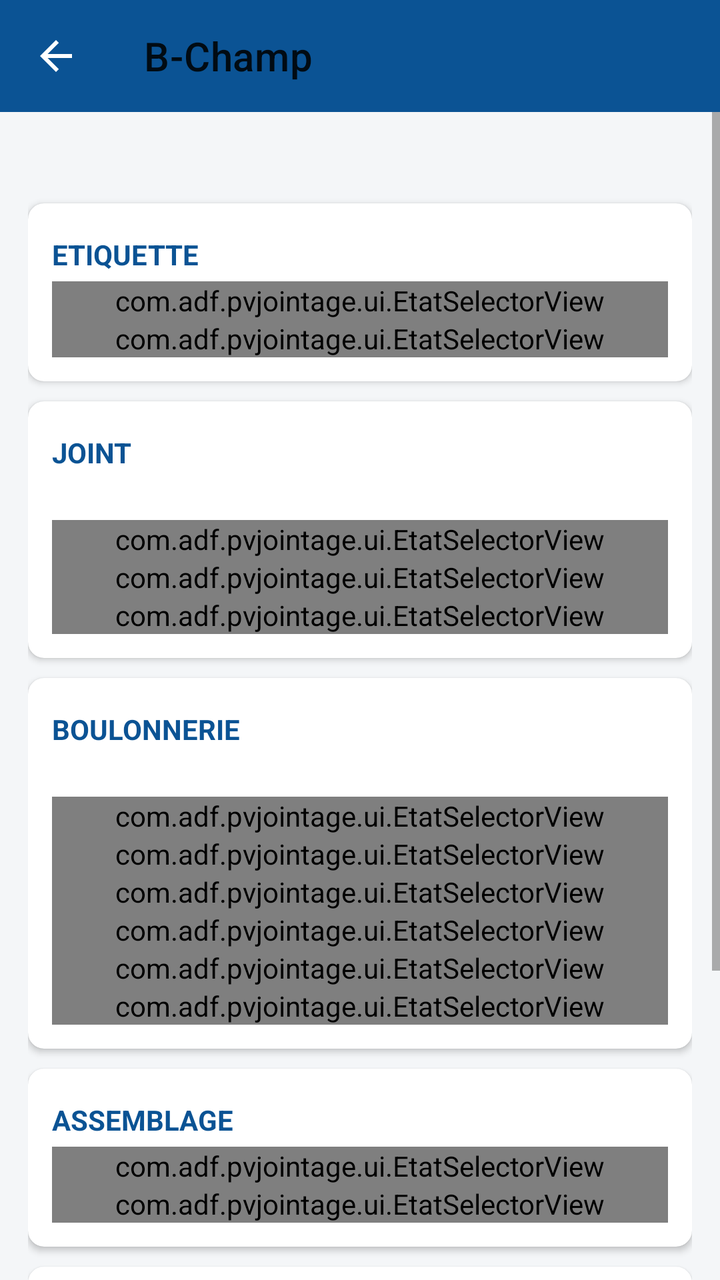
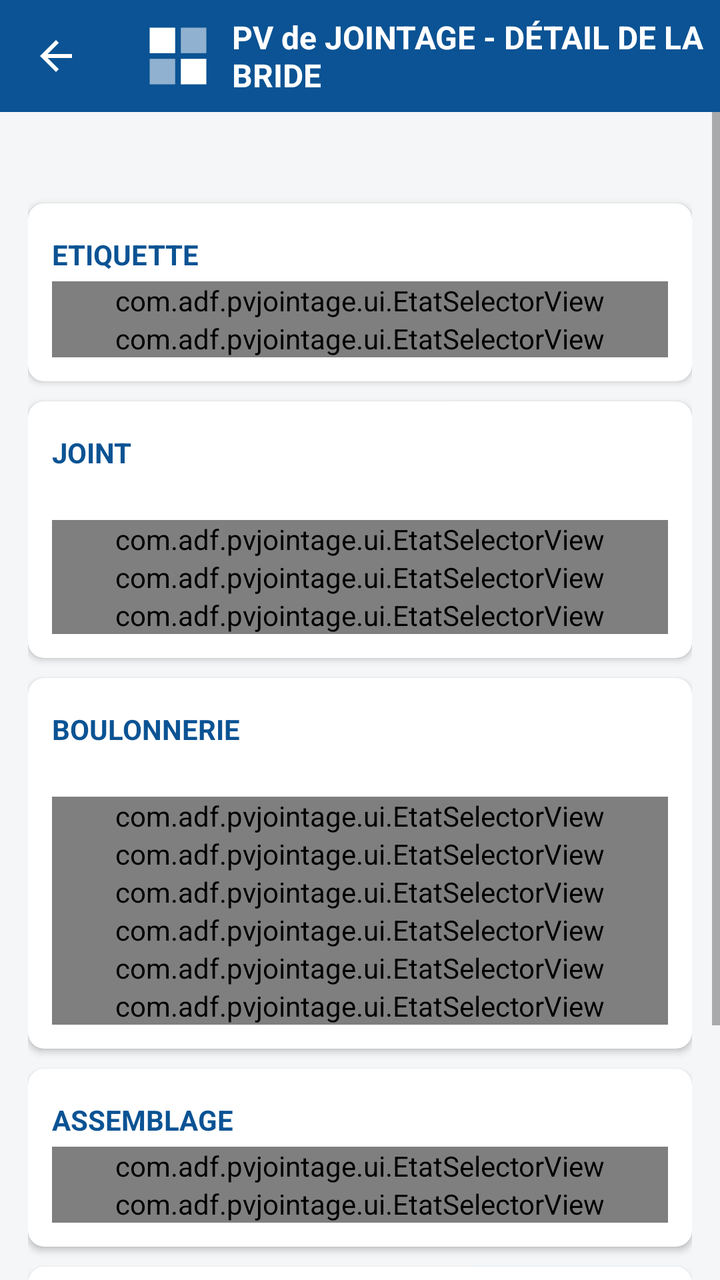

Screens rendered from an Android XML layout before and after an edit, with the pre-edit source and the edit as a unified diff.
<!-- AndroidManifest.xml: application theme Theme.PVJointage -->
<!-- res/layout/activity_champ.xml -->
<?xml version="1.0" encoding="utf-8"?>
<LinearLayout xmlns:android="http://schemas.android.com/apk/res/android"
    xmlns:app="http://schemas.android.com/apk/res-auto"
    android:layout_width="match_parent"
    android:layout_height="match_parent"
    android:orientation="vertical"
    android:background="@color/background">

    <com.google.android.material.appbar.MaterialToolbar
        android:id="@+id/toolbar"
        android:layout_width="match_parent"
        android:layout_height="?attr/actionBarSize"
        android:background="@color/primary"
        android:titleTextColor="@color/white"
        app:title="@string/title_champ"
        app:navigationIcon="@drawable/ic_back"
        app:navigationIconTint="@color/white" />

    <ScrollView
        android:layout_width="match_parent"
        android:layout_height="0dp"
        android:layout_weight="1">

        <LinearLayout
            android:layout_width="match_parent"
            android:layout_height="wrap_content"
            android:orientation="vertical"
            android:padding="14dp">

            <TextView
                android:id="@+id/tvContexte"
                android:layout_width="match_parent"
                android:layout_height="wrap_content"
                android:textStyle="bold"
                android:textSize="16sp"
                android:textColor="@color/primary_dark"
                android:layout_marginBottom="10dp"/>

            
            <androidx.cardview.widget.CardView android:layout_width="match_parent" android:layout_height="wrap_content" app:cardCornerRadius="8dp" app:cardElevation="2dp" android:layout_marginBottom="10dp">
                <LinearLayout android:layout_width="match_parent" android:layout_height="wrap_content" android:orientation="vertical" android:padding="12dp">
                    <LinearLayout android:layout_width="match_parent" android:layout_height="wrap_content" android:orientation="horizontal" android:gravity="center_vertical">
                        <TextView android:layout_width="0dp" android:layout_height="wrap_content" android:layout_weight="1" android:text="@string/section_etiquette" android:textStyle="bold" android:textColor="@color/primary"/>
                        <TextView android:id="@+id/tvStatutEtiquette" android:layout_width="wrap_content" android:layout_height="wrap_content" android:textStyle="bold" android:padding="4dp"/>
                    </LinearLayout>
                    <com.adf.pvjointage.ui.EtatSelectorView android:id="@+id/selEtiMiseSerree" android:layout_width="match_parent" android:layout_height="wrap_content"/>
                    <com.adf.pvjointage.ui.EtatSelectorView android:id="@+id/selEtiNomDate" android:layout_width="match_parent" android:layout_height="wrap_content"/>
                </LinearLayout>
            </androidx.cardview.widget.CardView>

            
            <androidx.cardview.widget.CardView android:layout_width="match_parent" android:layout_height="wrap_content" app:cardCornerRadius="8dp" app:cardElevation="2dp" android:layout_marginBottom="10dp">
                <LinearLayout android:layout_width="match_parent" android:layout_height="wrap_content" android:orientation="vertical" android:padding="12dp">
                    <LinearLayout android:layout_width="match_parent" android:layout_height="wrap_content" android:orientation="horizontal" android:gravity="center_vertical">
                        <TextView android:layout_width="0dp" android:layout_height="wrap_content" android:layout_weight="1" android:text="@string/section_joint" android:textStyle="bold" android:textColor="@color/primary"/>
                        <TextView android:id="@+id/tvStatutJoint" android:layout_width="wrap_content" android:layout_height="wrap_content" android:textStyle="bold" android:padding="4dp"/>
                    </LinearLayout>
                    <TextView android:id="@+id/tvJointRef" android:layout_width="match_parent" android:layout_height="wrap_content" android:textSize="12sp" android:textColor="@color/black" android:layout_marginBottom="4dp"/>
                    <com.adf.pvjointage.ui.EtatSelectorView android:id="@+id/selJointMatiere" android:layout_width="match_parent" android:layout_height="wrap_content"/>
                    <com.adf.pvjointage.ui.EtatSelectorView android:id="@+id/selJointDimension" android:layout_width="match_parent" android:layout_height="wrap_content"/>
                    <com.adf.pvjointage.ui.EtatSelectorView android:id="@+id/selJointAspect" android:layout_width="match_parent" android:layout_height="wrap_content"/>
                </LinearLayout>
            </androidx.cardview.widget.CardView>

            
            <androidx.cardview.widget.CardView android:layout_width="match_parent" android:layout_height="wrap_content" app:cardCornerRadius="8dp" app:cardElevation="2dp" android:layout_marginBottom="10dp">
                <LinearLayout android:layout_width="match_parent" android:layout_height="wrap_content" android:orientation="vertical" android:padding="12dp">
                    <LinearLayout android:layout_width="match_parent" android:layout_height="wrap_content" android:orientation="horizontal" android:gravity="center_vertical">
                        <TextView android:layout_width="0dp" android:layout_height="wrap_content" android:layout_weight="1" android:text="@string/section_boulonnerie" android:textStyle="bold" android:textColor="@color/primary"/>
                        <TextView android:id="@+id/tvStatutBoulonnerie" android:layout_width="wrap_content" android:layout_height="wrap_content" android:textStyle="bold" android:padding="4dp"/>
                    </LinearLayout>
                    <TextView android:id="@+id/tvBoulonRef" android:layout_width="match_parent" android:layout_height="wrap_content" android:textSize="12sp" android:textColor="@color/black" android:layout_marginBottom="4dp"/>
                    <com.adf.pvjointage.ui.EtatSelectorView android:id="@+id/selBoulonNeuves" android:layout_width="match_parent" android:layout_height="wrap_content"/>
                    <com.adf.pvjointage.ui.EtatSelectorView android:id="@+id/selBoulonRondelles" android:layout_width="match_parent" android:layout_height="wrap_content"/>
                    <com.adf.pvjointage.ui.EtatSelectorView android:id="@+id/selBoulonEquilibrage" android:layout_width="match_parent" android:layout_height="wrap_content"/>
                    <com.adf.pvjointage.ui.EtatSelectorView android:id="@+id/selBoulonGraissage" android:layout_width="match_parent" android:layout_height="wrap_content"/>
                    <com.adf.pvjointage.ui.EtatSelectorView android:id="@+id/selBoulonLongueur" android:layout_width="match_parent" android:layout_height="wrap_content"/>
                    <com.adf.pvjointage.ui.EtatSelectorView android:id="@+id/selBoulonMatiere" android:layout_width="match_parent" android:layout_height="wrap_content"/>
                </LinearLayout>
            </androidx.cardview.widget.CardView>

            
            <androidx.cardview.widget.CardView android:layout_width="match_parent" android:layout_height="wrap_content" app:cardCornerRadius="8dp" app:cardElevation="2dp" android:layout_marginBottom="10dp">
                <LinearLayout android:layout_width="match_parent" android:layout_height="wrap_content" android:orientation="vertical" android:padding="12dp">
                    <LinearLayout android:layout_width="match_parent" android:layout_height="wrap_content" android:orientation="horizontal" android:gravity="center_vertical">
                        <TextView android:layout_width="0dp" android:layout_height="wrap_content" android:layout_weight="1" android:text="@string/section_assemblage" android:textStyle="bold" android:textColor="@color/primary"/>
                        <TextView android:id="@+id/tvStatutAssemblage" android:layout_width="wrap_content" android:layout_height="wrap_content" android:textStyle="bold" android:padding="4dp"/>
                    </LinearLayout>
                    <com.adf.pvjointage.ui.EtatSelectorView android:id="@+id/selAssemblageParallelisme" android:layout_width="match_parent" android:layout_height="wrap_content"/>
                    <com.adf.pvjointage.ui.EtatSelectorView android:id="@+id/selAssemblageExcentration" android:layout_width="match_parent" android:layout_height="wrap_content"/>
                </LinearLayout>
            </androidx.cardview.widget.CardView>

            
            <androidx.cardview.widget.CardView android:layout_width="match_parent" android:layout_height="wrap_content" app:cardCornerRadius="8dp" app:cardElevation="2dp" android:layout_marginBottom="10dp">
                <LinearLayout android:layout_width="match_parent" android:layout_height="wrap_content" android:orientation="vertical" android:padding="12dp">
                    <TextView android:layout_width="match_parent" android:layout_height="wrap_content" android:text="@string/section_photo" android:textStyle="bold" android:textColor="@color/primary" android:layout_marginBottom="8dp"/>
                    <TextView android:layout_width="match_parent" android:layout_height="wrap_content" android:text="Les photos sont enregistrées au niveau de l'ITEM (onglet 1-Plan)." android:textSize="12sp" android:layout_marginBottom="8dp"/>
                    <Button
                        android:id="@+id/btnPrendrePhoto"
                        style="@style/Widget.MaterialComponents.Button.OutlinedButton"
                        android:layout_width="wrap_content"
                        android:layout_height="wrap_content"
                        android:text="@string/btn_prendre_photo"/>
                    <androidx.recyclerview.widget.RecyclerView
                        android:id="@+id/rvPhotos"
                        android:layout_width="match_parent"
                        android:layout_height="wrap_content"
                        android:orientation="horizontal"
                        android:layout_marginTop="8dp"
                        android:nestedScrollingEnabled="false"/>
                </LinearLayout>
            </androidx.cardview.widget.CardView>

            <Button
                android:id="@+id/btnEnregistrer"
                android:layout_width="match_parent"
                android:layout_height="wrap_content"
                android:backgroundTint="@color/primary"
                android:textColor="@color/white"
                android:text="@string/btn_enregistrer"/>

        </LinearLayout>
    </ScrollView>
</LinearLayout>
<!-- resources referenced by this layout -->
<resources>
  <color name="background">#F4F6F8</color>
  <color name="black">#212121</color>
  <color name="primary">#0B5394</color>
  <color name="primary_dark">#073763</color>
  <color name="white">#FFFFFF</color>
  <!-- drawable ic_back (drawable) -->
  <vector xmlns:android="http://schemas.android.com/apk/res/android"
      android:width="24dp"
      android:height="24dp"
      android:viewportWidth="24"
      android:viewportHeight="24"
      android:tint="#FFFFFF">
      <path
          android:fillColor="#FF000000"
          android:pathData="M20,11H7.83l5.59,-5.59L12,4l-8,8 8,8 1.41,-1.41L7.83,13H20v-2z"/>
  </vector>
  <string name="btn_enregistrer">Enregistrer</string>
  <string name="btn_prendre_photo">Prendre une photo</string>
  <string name="section_assemblage">ASSEMBLAGE</string>
  <string name="section_boulonnerie">BOULONNERIE</string>
  <string name="section_etiquette">ETIQUETTE</string>
  <string name="section_joint">JOINT</string>
  <string name="section_photo">PHOTO (ETIQUETTE &amp; ASSEMBLAGE)</string>
  <string name="title_champ">B-Champ</string>
  <style name="Theme.PVJointage" parent="Theme.MaterialComponents.DayNight.NoActionBar">
          <item name="colorPrimary">@color/primary</item>
          <item name="colorPrimaryDark">@color/primary_dark</item>
          <item name="colorAccent">@color/accent</item>
          <item name="android:windowBackground">@color/background</item>
      </style>
  <color name="accent">#F1C232</color>
</resources>

<!-- the commit's change to res/layout/activity_champ.xml (unified diff, before → after) -->
@@ -11,10 +11,32 @@
         android:layout_width="match_parent"
         android:layout_height="?attr/actionBarSize"
         android:background="@color/primary"
-        android:titleTextColor="@color/white"
-        app:title="@string/title_champ"
         app:navigationIcon="@drawable/ic_back"
-        app:navigationIconTint="@color/white" />
+        app:navigationIconTint="@color/white">
+
+        <LinearLayout
+            android:layout_width="wrap_content"
+            android:layout_height="wrap_content"
+            android:orientation="horizontal"
+            android:gravity="center_vertical">
+
+            <ImageView
+                android:id="@+id/imgLogo"
+                android:layout_width="34dp"
+                android:layout_height="34dp"
+                android:layout_marginEnd="10dp"
+                android:src="@drawable/logo_adf"
+                android:contentDescription="@string/app_name" />
+
+            <TextView
+                android:layout_width="wrap_content"
+                android:layout_height="wrap_content"
+                android:text="@string/title_champ"
+                android:textColor="@color/white"
+                android:textSize="16sp"
+                android:textStyle="bold" />
+        </LinearLayout>
+    </com.google.android.material.appbar.MaterialToolbar>
 
     <ScrollView
         android:layout_width="match_parent"
@@ -112,14 +134,6 @@
                 </LinearLayout>
             </androidx.cardview.widget.CardView>
 
-            <Button
-                android:id="@+id/btnEnregistrer"
-                android:layout_width="match_parent"
-                android:layout_height="wrap_content"
-                android:backgroundTint="@color/primary"
-                android:textColor="@color/white"
-                android:text="@string/btn_enregistrer"/>
-
         </LinearLayout>
     </ScrollView>
 </LinearLayout>
<!-- resource entries referenced after the edit -->
@@ -16,14 +16,36 @@
           android:fillColor="#FF000000"
           android:pathData="M20,11H7.83l5.59,-5.59L12,4l-8,8 8,8 1.41,-1.41L7.83,13H20v-2z"/>
   </vector>
-  <string name="btn_enregistrer">Enregistrer</string>
+  <!-- drawable logo_adf (drawable) -->
+  <?xml version="1.0" encoding="utf-8"?>
+  <vector xmlns:android="http://schemas.android.com/apk/res/android"
+      android:width="48dp"
+      android:height="48dp"
+      android:viewportWidth="48"
+      android:viewportHeight="48">
+      <path
+          android:fillColor="#FFFFFF"
+          android:pathData="M4,4h18v18h-18z" />
+      <path
+          android:fillColor="#FFFFFF"
+          android:fillAlpha="0.55"
+          android:pathData="M26,4h18v18h-18z" />
+      <path
+          android:fillColor="#FFFFFF"
+          android:fillAlpha="0.55"
+          android:pathData="M4,26h18v18h-18z" />
+      <path
+          android:fillColor="#FFFFFF"
+          android:pathData="M26,26h18v18h-18z" />
+  </vector>
+  <string name="app_name">PV Jointage</string>
   <string name="btn_prendre_photo">Prendre une photo</string>
   <string name="section_assemblage">ASSEMBLAGE</string>
   <string name="section_boulonnerie">BOULONNERIE</string>
   <string name="section_etiquette">ETIQUETTE</string>
   <string name="section_joint">JOINT</string>
   <string name="section_photo">PHOTO (ETIQUETTE &amp; ASSEMBLAGE)</string>
-  <string name="title_champ">B-Champ</string>
+  <string name="title_champ">PV de JOINTAGE - DÉTAIL DE LA BRIDE</string>
   <style name="Theme.PVJointage" parent="Theme.MaterialComponents.DayNight.NoActionBar">
           <item name="colorPrimary">@color/primary</item>
           <item name="colorPrimaryDark">@color/primary_dark</item>
